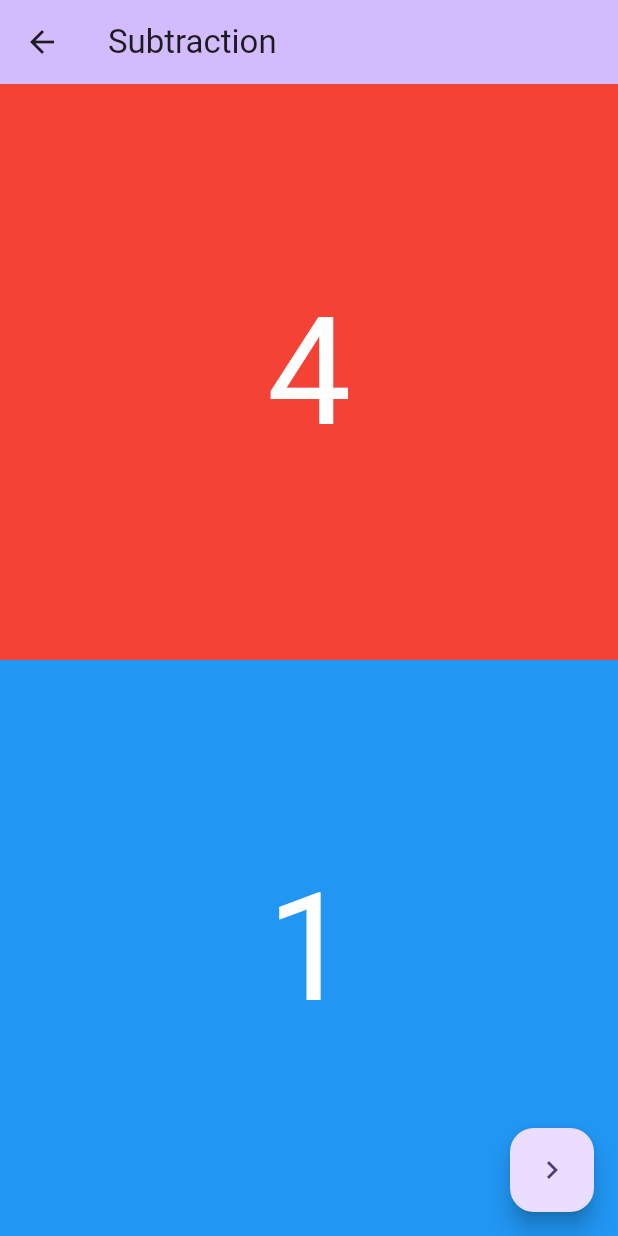
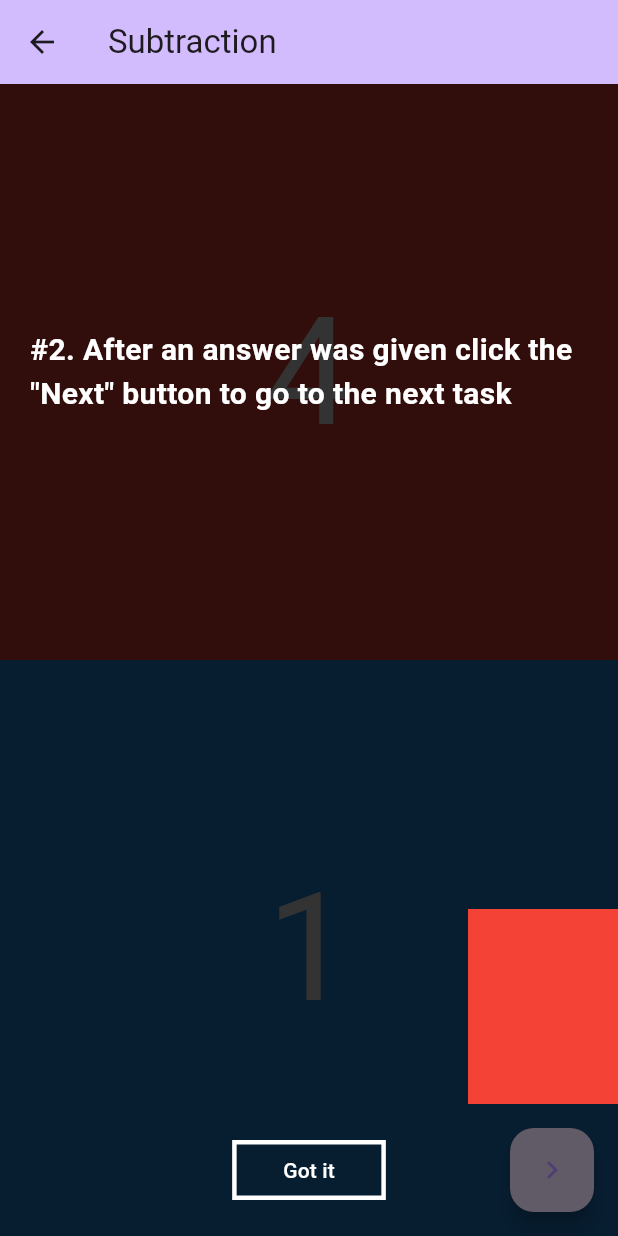
Before and after one commit to KulikovDO/OneTutor.Arithmetic, a Flutter app: the screen it shows after launch, after a tap on "Got it", after a tap on "Subtraction", on a phone screen of 412 x 824 dp. Run offline on Flutter 3.47's test engine with Material 3 defaults, Android fonts, the phone set to English and light mode, and no system bars; our stand-ins replace confetti, flutter_tts, google_fonts, shared_preferences; missing offline and left inert: flutter_soloud.

Commit message:
main screen intro layout

```diff
--- /dev/null
+++ b/lib/intros/main_screen_intro.dart
@@ -0,0 +1,109 @@
+import 'package:flutter/material.dart';
+import 'package:one_tutor_arithmetic/widgets/intro_button.dart';
+
+
+class MainScreenIntro extends StatefulWidget {
+  final Function onPressed;
+
+  const MainScreenIntro({
+    super.key,
+    required this.onPressed
+  });
+
+  @override
+  State<MainScreenIntro> createState() => _MainScreenIntroState();
+}
+
+class _MainScreenIntroState extends State<MainScreenIntro> {
+
+  @override
+  Widget build(BuildContext context) {
+    bool isPortrait = MediaQuery.of(context).orientation == Orientation.portrait;
+
+    return Container(
+      width: double.infinity,
+      height: double.infinity,
+      decoration: BoxDecoration(
+        color: Colors.black.withOpacity(0.8),
+      ),
+      child:
+        Column(
+
+            mainAxisAlignment: MainAxisAlignment.center,
+            crossAxisAlignment: CrossAxisAlignment.center,
+            children: [
+              const Expanded(
+                  child: Center(
+                    child: Padding(
+                      padding: EdgeInsets.all(20.0),
+                      child: Text(
+                        "#2. After an answer was given click the \"Next\" button to go to the next task",
+                        style: TextStyle(color: Colors.white, fontSize: 20, fontWeight: FontWeight.bold),
+                      ),
+                    ),
+                  )
+              ),
+              Expanded(
+                  child: Column(
+                    mainAxisAlignment: MainAxisAlignment.end,
+                    children: [
+                      Container(
+                        width: double.infinity,
+                        height: 150.0,
+                        child: Padding(
+                          padding: const EdgeInsets.only(bottom: 20.0),
+                          child: Row(
+                            mainAxisAlignment: MainAxisAlignment.end,
+                            children: [
+                              Container(
+                                width: 100.0,
+                                color: Colors.red,
+                              ),
+                            ],
+                          )
+                        ),
+                      ),
+                      Padding(
+                        padding: EdgeInsets.only(bottom: isPortrait ? 20.0 : 0),
+                        child: IntroButton(
+                          text: "Got it",
+                          onPressed: () {
+                            widget.onPressed();
+                          },
+                        ),
+                      ),
+                    ],
+                  )
+              ),
+            ]
+
+
+          // children: [
+          //   Positioned.fill(
+          //     child: Column(
+          //         mainAxisAlignment: MainAxisAlignment.end,
+          //         children: [
+          //           Padding(
+          //             padding: EdgeInsets.only(bottom: isPortrait ? 20.0 : 0),
+          //             child: IntroButton(
+          //               text: "Got it",
+          //               onPressed: () {
+          //                 widget.onPressed();
+          //               },
+          //             ),
+          //           )
+          //         ],
+          //       ),
+          //     ),
+          // ],
+
+        )
+        // Text(
+        //           "#1. Select Operation",
+        //           style: TextStyle(color: Colors.white, fontSize: 20, fontWeight: FontWeight.bold),
+        //         ),
+
+
+    );
+  }
+}
--- a/lib/intros/start_screen_intro.dart
+++ b/lib/intros/start_screen_intro.dart
@@ -121,7 +121,7 @@ class _StartScreenIntroState extends State<StartScreenIntro> {
                 )
               ],
             ),
-        ),
+          ),
 
         ]
       )
--- a/lib/screens/main_screen.dart
+++ b/lib/screens/main_screen.dart
@@ -1,4 +1,5 @@
 import 'package:one_tutor_arithmetic/data/arithmetic_operation.dart';
+import 'package:one_tutor_arithmetic/intros/main_screen_intro.dart';
 import 'package:one_tutor_arithmetic/screens/final_screen.dart';
 import 'package:one_tutor_arithmetic/misc/extensions.dart';
 import 'package:one_tutor_arithmetic/model/addition_operation.dart';
@@ -32,6 +33,7 @@ class _MainScreenState extends State<MainScreen> {
   int _iteration = 0;
   int numOfIterations = 10;
   double _progress = 0;
+  bool displayMainScreenIntro = true;
 
   @override
   void initState(){
@@ -106,11 +108,17 @@ class _MainScreenState extends State<MainScreen> {
 
   }
 
-  void _readConfig() async {
+  _readConfig() async {
 
     final prefs = await SharedPreferences.getInstance();
     numOfIterations = prefs.getInt('iterations') ?? 10;
 
+  }
+
+  _handleOnPressedGotIt() {
+    setState(() {
+      displayMainScreenIntro = false;
+    });
   }
 
 
@@ -153,7 +161,7 @@ class _MainScreenState extends State<MainScreen> {
         title: Text(widget.arithmeticOperation.name.capitalize()),
       ),
       body: Stack(
-        children: <Widget>[
+        children: [
 
           isPortrait
             ?
@@ -175,11 +183,16 @@ class _MainScreenState extends State<MainScreen> {
               child: pi.ProgressIndicator(progress: _progress)
             ),
           ),
+          if(displayMainScreenIntro)
+            MainScreenIntro(
+              onPressed: _handleOnPressedGotIt,
+            ),
 
         ]
       ),
       floatingActionButton: FloatingActionButton(
-        onPressed: _handleFloatingActionButtonPress,
+        backgroundColor: displayMainScreenIntro ? const Color.fromARGB(255, 96, 91, 102) : Theme.of(context).colorScheme.secondaryContainer,
+        onPressed: displayMainScreenIntro ? null : _handleFloatingActionButtonPress,
         tooltip: 'Restart',
         child: const Icon(Icons.navigate_next),
       ),
```
